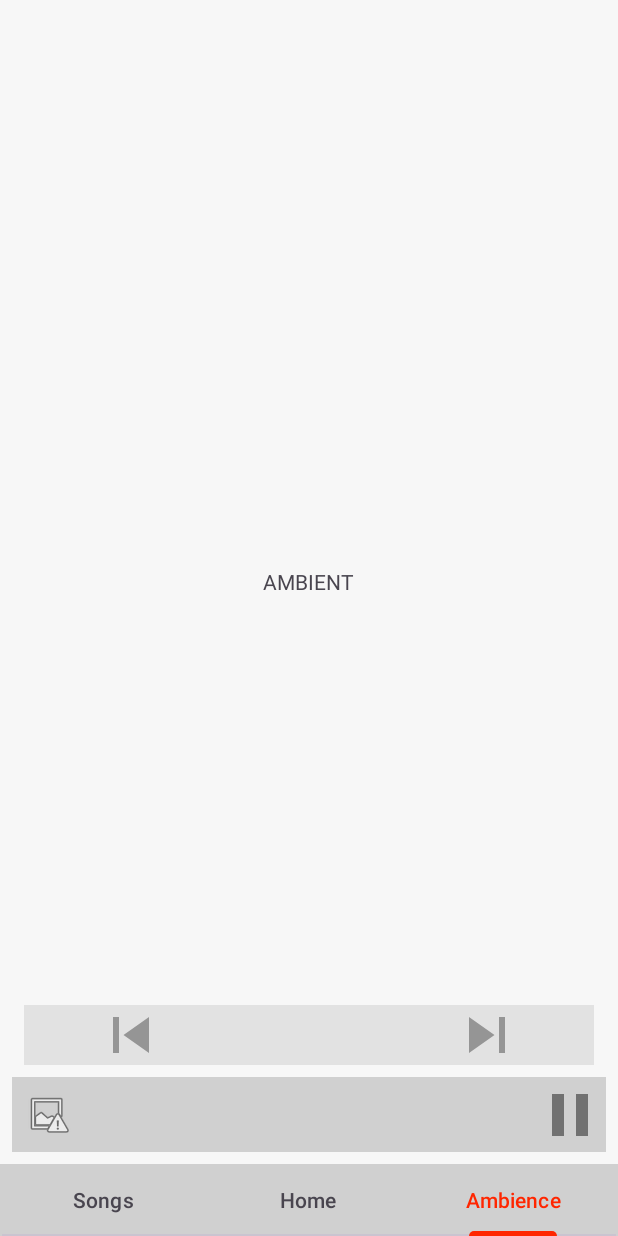
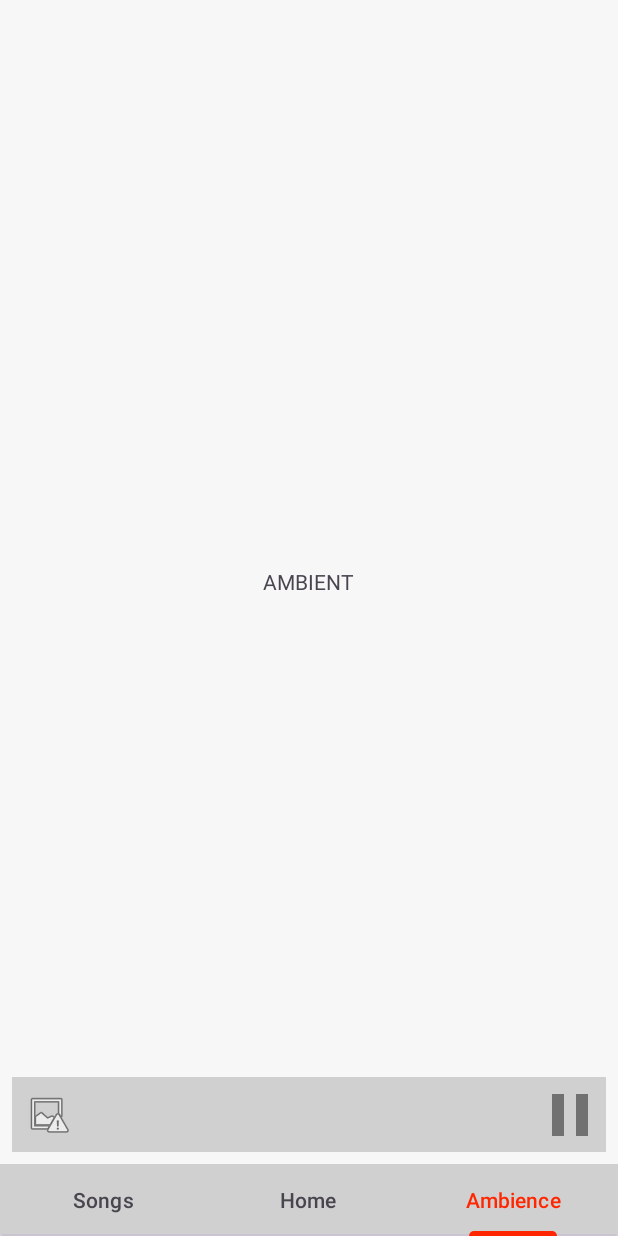
Before and after one commit to srichards43/audio-mixing-app, an Android app: the screen it shows after launch (MainActivity), item 3 of the bottom bar chosen, on a phone screen of 412 x 824 dp. Run offline under Robolectric (Android 15) with nearby library versions, the phone set to English and light mode, and no system bars; libraries missing offline, so code that uses them is left out: me.tankery.lib; 9 statements that could not run were skipped.

Commit message:
Song panel player animations and updating song details on change, improved service infra

```diff
--- a/app/src/main/java/com/example/audiomixer/activities/MainActivity.java
+++ b/app/src/main/java/com/example/audiomixer/activities/MainActivity.java
@@ -9,6 +9,7 @@ import android.os.Build;
 import android.os.Bundle;
 import android.os.IBinder;
 import android.widget.ImageButton;
+import android.widget.LinearLayout;
 import android.widget.SeekBar;
 import android.widget.TextView;
 
@@ -38,6 +39,7 @@ import java.util.Objects;
 public class MainActivity extends AppCompatActivity implements SongFragment.OnSongSelectListener {
 
     private ConstraintLayout songPanel;
+    private LinearLayout songToolbar;
     private SeekBar songSeekBar;
     private boolean isSongPanelOpen = false; // Store state of song panel
     private Drawable thumb;
@@ -49,6 +51,7 @@ public class MainActivity extends AppCompatActivity implements SongFragment.OnSo
     private TextView songInfo;
     private TextView songCurrentTimeText;
     private TextView songDurationText;
+    private final int PANEL_ANIMATION_DURATION = 200;
 
 
 
@@ -63,6 +66,11 @@ public class MainActivity extends AppCompatActivity implements SongFragment.OnSo
             playbackService.getCurrentPositionInSong().observe(MainActivity.this, pos -> {
                 songSeekBar.setProgress(pos.intValue());
                 songCurrentTimeText.setText(TimeUtility.getFormattedDuration(pos));
+            });
+
+            // Observe when song changes, call updateSongDetails()
+            playbackService.getCurrentSongInternal().observe(MainActivity.this, song -> {
+                updateSongDetails();
             });
         }
 
@@ -132,10 +140,14 @@ public class MainActivity extends AppCompatActivity implements SongFragment.OnSo
             return insets;
         });
 
-        songPanel = findViewById(R.id.songPanel);
+        songPanel = findViewById(R.id.songPanelContainer);
         songPanel.setOnClickListener(v -> toggleSongPanel());
 
-        songSeekBar = findViewById(R.id.songPositionSeekBar);
+        songToolbar = findViewById(R.id.panelToolbar);
+        songToolbar.setTranslationY(120f); // Hide initially
+        setToolbarChildrenClickable(false);
+
+        songSeekBar = songPanel.findViewById(R.id.songPositionSeekBar);
         songSeekBar.setOnTouchListener((v, event) -> true); // Not open on startup
 
         songSeekBar.setOnSeekBarChangeListener(new SeekBar.OnSeekBarChangeListener() {
@@ -144,6 +156,7 @@ public class MainActivity extends AppCompatActivity implements SongFragment.OnSo
             public void onProgressChanged(SeekBar seekBar, int progress, boolean fromUser) {
                 if (fromUser && serviceBound) {
                     playbackService.goToCurrentPosInSong(progress);
+                    songCurrentTimeText.setText(TimeUtility.getFormattedDuration(progress));
                 }
             }
 
@@ -159,21 +172,27 @@ public class MainActivity extends AppCompatActivity implements SongFragment.OnSo
         });
 
         thumb = ResourcesCompat.getDrawable(getResources(), R.drawable.seekbar_thumb, null);
+
+        // Thumb with alpha = 0 and width = 1dp to stop visual errors
         invisibleThumb = ResourcesCompat.getDrawable(getResources(), R.drawable.invisible_thumb, null);
 
-        songPauseButton = findViewById(R.id.panelPauseButton);
+        songPauseButton = songPanel.findViewById(R.id.panelPauseButton);
         songPauseButton.setOnClickListener(v -> pauseOrResume());
 
-        songTitle = findViewById(R.id.panelSongTitle);
-        songInfo = findViewById(R.id.panelSongInfo);
-        songCurrentTimeText = findViewById(R.id.panelSongCurrentTime);
-        songDurationText = findViewById(R.id.panelSongDuration);
+        songTitle = songPanel.findViewById(R.id.panelSongTitle);
+        songInfo = songPanel.findViewById(R.id.panelSongInfo);
+        songCurrentTimeText = songToolbar.findViewById(R.id.panelSongCurrentTime);
+        songDurationText = songToolbar.findViewById(R.id.panelSongDuration);
     }
 
+    /**
+     * Switch between song panel opening and closing
+     */
     private void toggleSongPanel() {
         isSongPanelOpen = !isSongPanelOpen;
 
         if (isSongPanelOpen) {
+            // Open
             songSeekBar.setOnTouchListener(null);
             songSeekBar.setThumb(thumb);
 
@@ -183,12 +202,22 @@ public class MainActivity extends AppCompatActivity implements SongFragment.OnSo
 
                 songSeekBar.post(() -> songSeekBar.setProgress(progress));
             }
+
+            songToolbar.animate().translationY(-0f).setDuration(PANEL_ANIMATION_DURATION).start();
+            setToolbarChildrenClickable(true);
         } else {
+            // Close
             songSeekBar.setOnTouchListener((v, event) -> true);
             songSeekBar.setThumb(invisibleThumb);
+
+            songToolbar.animate().translationY(120f).setDuration(PANEL_ANIMATION_DURATION).start();
+            setToolbarChildrenClickable(false);
         }
     }
 
+    /**
+     * Update pause button UI and state of service
+     */
     private void pauseOrResume() {
         if (playbackService.isPlaying()) {
             playbackService.pause();
@@ -219,6 +248,16 @@ public class MainActivity extends AppCompatActivity implements SongFragment.OnSo
     }
 
     /**
+     * Helper function to disable/enable clickable children of songToolbar (stops them from blocking main panel)
+     * @param clickable true to enable, false to disable
+     */
+    private void setToolbarChildrenClickable(boolean clickable) {
+        for (int i = 0; i < songToolbar.getChildCount(); i++) {
+            songToolbar.getChildAt(i).setClickable(clickable);
+        }
+    }
+
+    /**
      * Called by SongFragment when a song is clicked on
      * @param playlist list of songs to play in order
      * @param position position of the song in playlist
--- a/app/src/main/res/layout/activity_main.xml
+++ b/app/src/main/res/layout/activity_main.xml
@@ -31,7 +31,7 @@
         app:layout_constraintStart_toStartOf="parent" />
 
     <androidx.constraintlayout.widget.ConstraintLayout
-        android:id="@+id/songPanel"
+        android:id="@+id/songPanelContainer"
         android:layout_width="0dp"
         android:layout_height="wrap_content"
         android:layout_marginBottom="8dp"
@@ -40,23 +40,25 @@
         app:layout_constraintStart_toStartOf="parent">
 
         <LinearLayout
+            android:id="@+id/panelToolbar"
             android:layout_width="0dp"
             android:layout_height="40dp"
             android:layout_marginStart="8dp"
             android:layout_marginEnd="8dp"
             android:layout_marginBottom="8dp"
             android:background="@color/secondaryMenuBar"
+            android:orientation="horizontal"
             app:layout_constraintBottom_toTopOf="@+id/constraintLayout2"
             app:layout_constraintEnd_toEndOf="@+id/constraintLayout2"
-            app:layout_constraintStart_toStartOf="@+id/constraintLayout2"
-            android:orientation="horizontal">
+            app:layout_constraintStart_toStartOf="@+id/constraintLayout2">
 
             <ImageButton
-                android:id="@+id/imageButton4"
+                android:id="@+id/panelSkipPreviousButton"
                 android:layout_width="wrap_content"
                 android:layout_height="wrap_content"
                 android:layout_weight="1"
                 android:background="#00FFFFFF"
+                android:contentDescription="@string/skip_previous_button"
                 app:srcCompat="@drawable/skip_previous" />
 
             <androidx.constraintlayout.widget.ConstraintLayout
@@ -92,11 +94,12 @@
             </androidx.constraintlayout.widget.ConstraintLayout>
 
             <ImageButton
-                android:id="@+id/imageButton3"
+                android:id="@+id/panelSkipNextButton"
                 android:layout_width="wrap_content"
                 android:layout_height="wrap_content"
                 android:layout_weight="1"
                 android:background="#00FFFFFF"
+                android:contentDescription="@string/skip_previous_button"
                 app:srcCompat="@drawable/skip_next" />
 
         </LinearLayout>
@@ -118,6 +121,7 @@
                 android:layout_width="wrap_content"
                 android:layout_height="wrap_content"
                 android:background="#00FFFFFF"
+                android:contentDescription="@string/pause_button"
                 app:layout_constraintBottom_toBottomOf="parent"
                 app:layout_constraintEnd_toEndOf="parent"
                 app:layout_constraintTop_toTopOf="parent"
--- a/app/src/main/res/values/strings.xml
+++ b/app/src/main/res/values/strings.xml
@@ -1,6 +1,11 @@
 <resources>
     <string name="app_name">AudioMixer</string>
+
+    <!--MainActivity strings-->
     <string name="settings_button">Settings page button</string>
+    <string name="pause_button">Pause button</string>
+    <string name="skip_next_button">Skip to next song button</string>
+    <string name="skip_previous_button">Skip to previous song button</string>
 
     <!--Settings page strings-->
     <string name="settings_general_h">General</string>
```
Also changed, not shown: app/src/main/java/com/example/audiomixer/services/MusicPlaybackService.java (+27 -8 lines).
